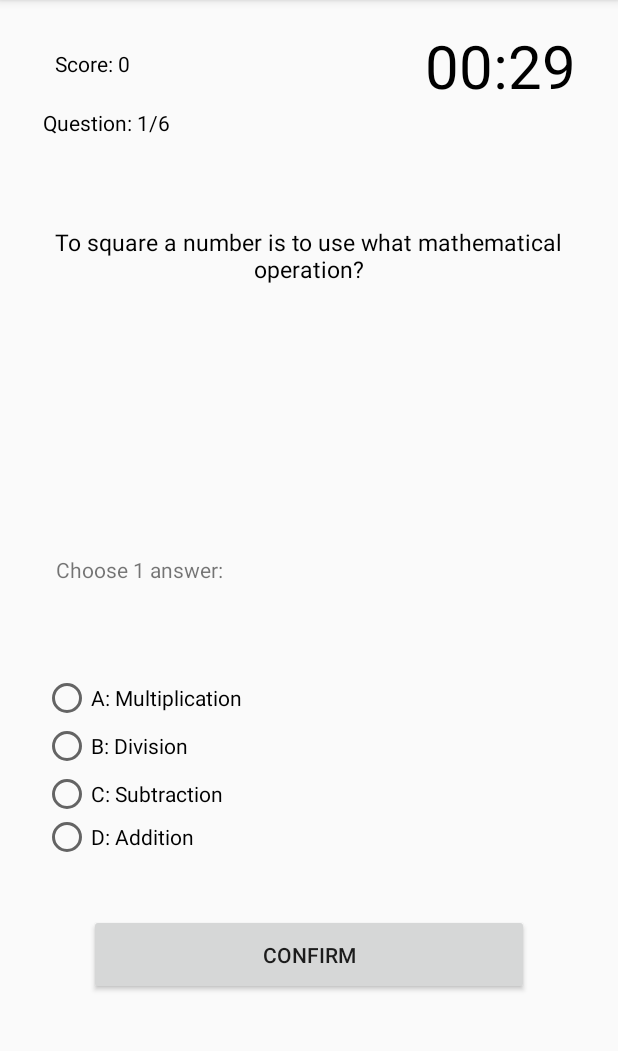
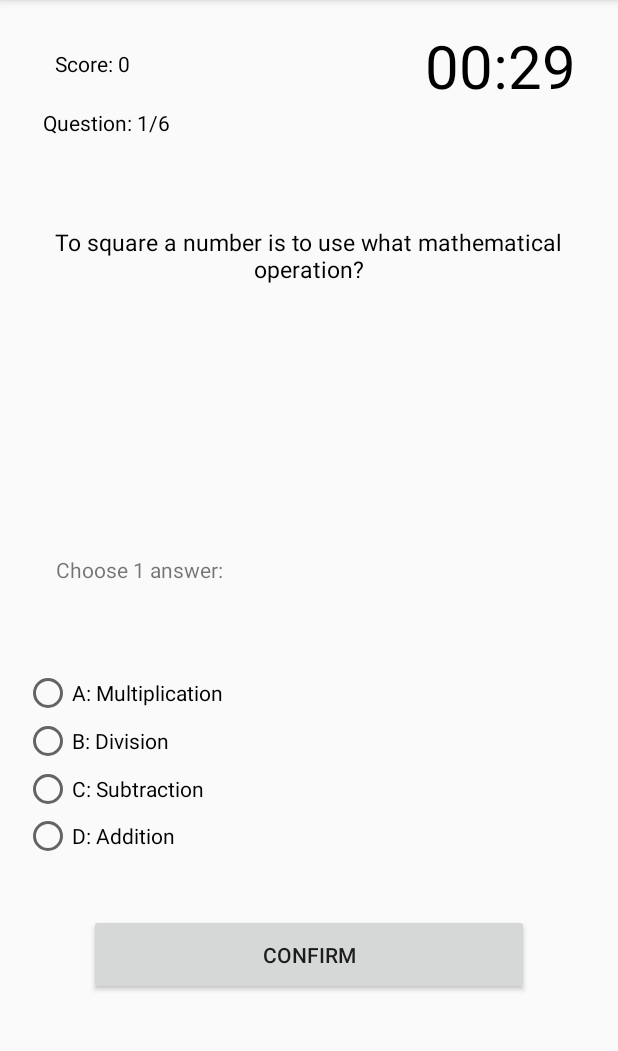
Before and after one commit to zanylass/MobileAppDevelopmentProject-, an Android app: the MathARQuiz2 screen opened directly, with no data from a screen before it, on a phone screen of 412 x 824 dp, the part 84-1135 px from its top. Run offline under Robolectric (Android 15) with nearby library versions, the phone set to English and light mode, and no system bars.

Commit message:
Update activity_math_a_r_quiz2.xml

```diff
--- a/SemesterProject/app/src/main/res/layout/activity_math_a_r_quiz2.xml
+++ b/SemesterProject/app/src/main/res/layout/activity_math_a_r_quiz2.xml
@@ -85,40 +85,40 @@
 
     <RadioGroup
         android:id="@+id/radio_group"
-        android:layout_width="136dp"
-        android:layout_height="121dp"
+        android:layout_width="362dp"
+        android:layout_height="126dp"
         android:layout_centerVertical="true"
         app:layout_constraintBottom_toBottomOf="parent"
         app:layout_constraintEnd_toEndOf="parent"
-        app:layout_constraintHorizontal_bias="0.105"
+        app:layout_constraintHorizontal_bias="0.326"
         app:layout_constraintStart_toStartOf="parent"
         app:layout_constraintTop_toTopOf="parent"
         app:layout_constraintVertical_bias="0.695">
 
         <RadioButton
             android:id="@+id/radio_button1"
-            android:layout_width="wrap_content"
+            android:layout_width="331dp"
             android:layout_height="wrap_content"
             android:freezesText="true"
             android:text="Option 1" />
 
         <RadioButton
             android:id="@+id/radio_button2"
-            android:layout_width="wrap_content"
+            android:layout_width="332dp"
             android:layout_height="wrap_content"
             android:freezesText="true"
             android:text="Option 2" />
 
         <RadioButton
             android:id="@+id/radio_button3"
-            android:layout_width="wrap_content"
+            android:layout_width="332dp"
             android:layout_height="wrap_content"
             android:freezesText="true"
             android:text="Option 3" />
 
         <RadioButton
             android:id="@+id/radio_button4"
-            android:layout_width="wrap_content"
+            android:layout_width="329dp"
             android:layout_height="wrap_content"
             android:freezesText="true"
             android:text="Option 4" />
```
